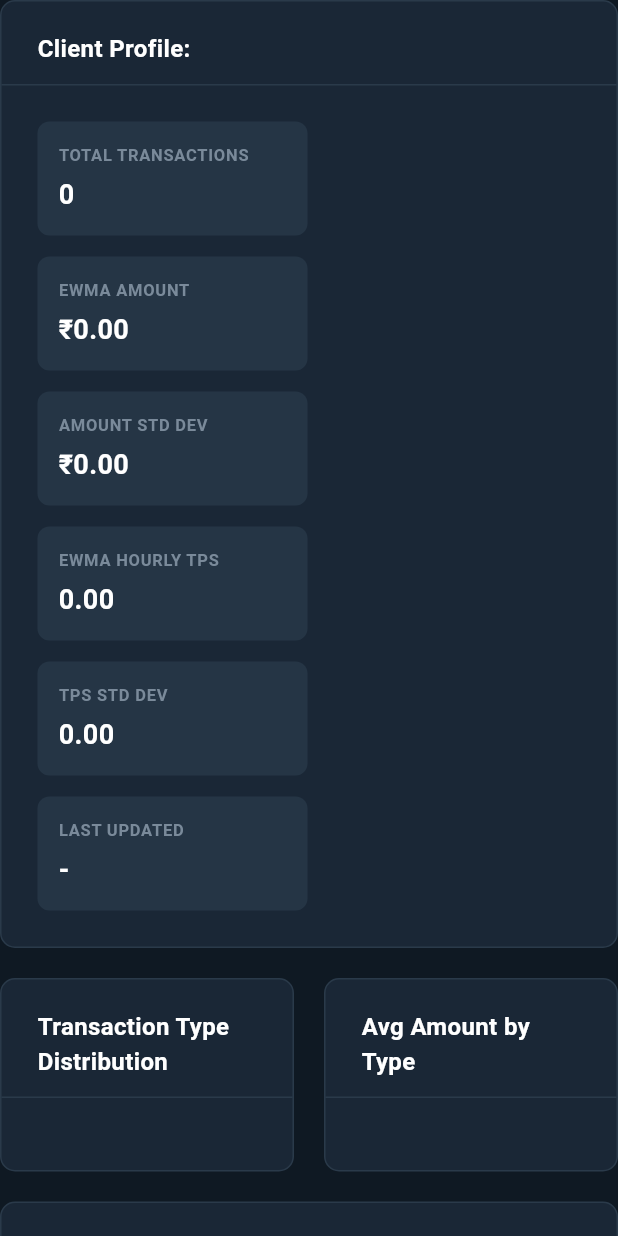
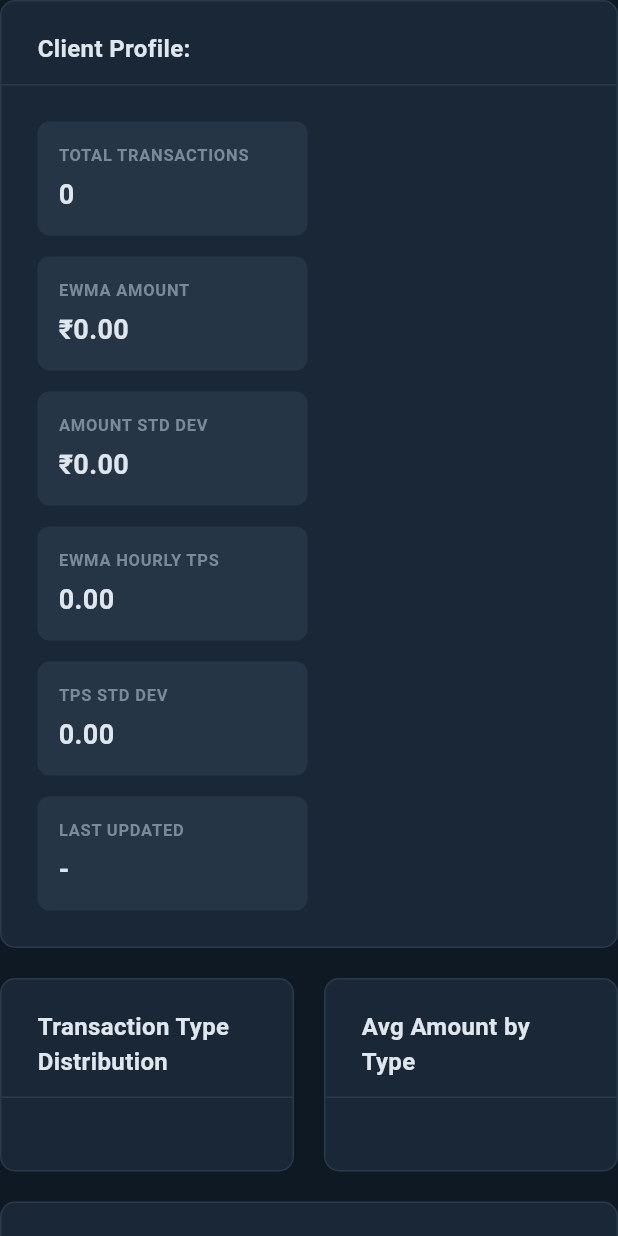
Before and after one commit to somok6498/anomaly-detection, a Flutter app: the ClientView widget shown alone on an empty page, opened directly with empty values, on a phone screen of 412 x 824 dp. Run offline on Flutter 3.47's test engine with Material 3 defaults, Android fonts, the phone set to English and light mode, and no system bars; our stand-ins replace csv, fl_chart, pdf; missing offline and left inert: dart:html; accounts and stored records are empty; network calls fail.

Commit message:
Fix light mode text visibility and improve review queue layout
- Replace hardcoded Colors.white with AppTheme.textPrimary for stat card
  values, section titles, table cells, and score displays
- Add bordered container around review queue with rounded corners
- Make row dividers fully opaque for clear visual separation
- Add data generation script for realistic evaluation scenarios

Co-Authored-By: Claude Opus 4.6 <noreply@anthropic.com>

```diff
--- a/dashboard_ui/lib/screens/analytics_page.dart
+++ b/dashboard_ui/lib/screens/analytics_page.dart
@@ -294,7 +294,7 @@ class AnalyticsPageState extends State<AnalyticsPage> {
                   DataCell(Text(r.ruleName, style: TextStyle(fontSize: 12, color: AppTheme.textPrimary))),
                   DataCell(Text(r.ruleType, style: TextStyle(fontSize: 11, color: AppTheme.textSecondary))),
                   DataCell(Text(r.currentWeight.toStringAsFixed(1), style: TextStyle(fontSize: 12, color: AppTheme.textPrimary))),
-                  DataCell(Text(r.triggerCount.toString(), style: const TextStyle(fontSize: 12, fontWeight: FontWeight.w700, color: Colors.white))),
+                  DataCell(Text(r.triggerCount.toString(), style: TextStyle(fontSize: 12, fontWeight: FontWeight.w700, color: AppTheme.textPrimary))),
                   DataCell(Text(r.tpCount.toString(), style: const TextStyle(fontSize: 12, color: AppTheme.pass))),
                   DataCell(Text(r.fpCount.toString(), style: const TextStyle(fontSize: 12, color: AppTheme.critical))),
                   DataCell(Text(
--- a/dashboard_ui/lib/screens/client_view.dart
+++ b/dashboard_ui/lib/screens/client_view.dart
@@ -409,7 +409,7 @@ class ClientView extends StatelessWidget {
                         child: Text(e.txnId, style: const TextStyle(color: AppTheme.accent, fontSize: 13)),
                       ),
                     ),
-                    DataCell(Text(e.compositeScore.toStringAsFixed(1), style: const TextStyle(fontSize: 13, fontWeight: FontWeight.w700, color: Colors.white))),
+                    DataCell(Text(e.compositeScore.toStringAsFixed(1), style: TextStyle(fontSize: 13, fontWeight: FontWeight.w700, color: AppTheme.textPrimary))),
                     DataCell(RiskBadge(level: e.riskLevel)),
                     DataCell(ActionBadge(action: e.action)),
                     DataCell(Text('$triggered/${e.ruleResults.length}', style: TextStyle(fontSize: 13, color: AppTheme.textPrimary))),
--- a/dashboard_ui/lib/screens/transaction_view.dart
+++ b/dashboard_ui/lib/screens/transaction_view.dart
@@ -97,7 +97,7 @@ class TransactionView extends StatelessWidget {
                 alignment: Alignment.center,
                 child: Text(
                   eval.compositeScore.toStringAsFixed(1),
-                  style: const TextStyle(fontSize: 24, fontWeight: FontWeight.w800, color: Colors.white),
+                  style: TextStyle(fontSize: 24, fontWeight: FontWeight.w800, color: AppTheme.textPrimary),
                 ),
               ),
               const SizedBox(width: 20),
@@ -138,7 +138,7 @@ class TransactionView extends StatelessWidget {
                 ],
                 rows: eval.ruleResults.map((r) {
                   return DataRow(cells: [
-                    DataCell(Text(r.ruleName, style: const TextStyle(fontSize: 13, fontWeight: FontWeight.w600, color: Colors.white))),
+                    DataCell(Text(r.ruleName, style: TextStyle(fontSize: 13, fontWeight: FontWeight.w600, color: AppTheme.textPrimary))),
                     DataCell(Text(r.ruleType, style: TextStyle(fontSize: 13, color: AppTheme.textPrimary))),
                     DataCell(Text(
                       r.triggered ? 'YES' : 'NO',
--- a/dashboard_ui/lib/widgets/section_card.dart
+++ b/dashboard_ui/lib/widgets/section_card.dart
@@ -27,10 +27,10 @@ class SectionCard extends StatelessWidget {
                 Expanded(
                   child: Text(
                     title,
-                    style: const TextStyle(
+                    style: TextStyle(
                       fontSize: 16,
                       fontWeight: FontWeight.w600,
-                      color: Colors.white,
+                      color: AppTheme.textPrimary,
                     ),
                   ),
                 ),
--- a/dashboard_ui/lib/widgets/stat_card.dart
+++ b/dashboard_ui/lib/widgets/stat_card.dart
@@ -39,7 +39,7 @@ class StatCard extends StatelessWidget {
             style: TextStyle(
               fontSize: 18,
               fontWeight: FontWeight.w700,
-              color: valueColor ?? Colors.white,
+              color: valueColor ?? AppTheme.textPrimary,
             ),
           ),
         ],
```
Also changed, not shown: dashboard_ui/lib/screens/review_queue_page.dart (+14 -5 lines), 1 other file.
